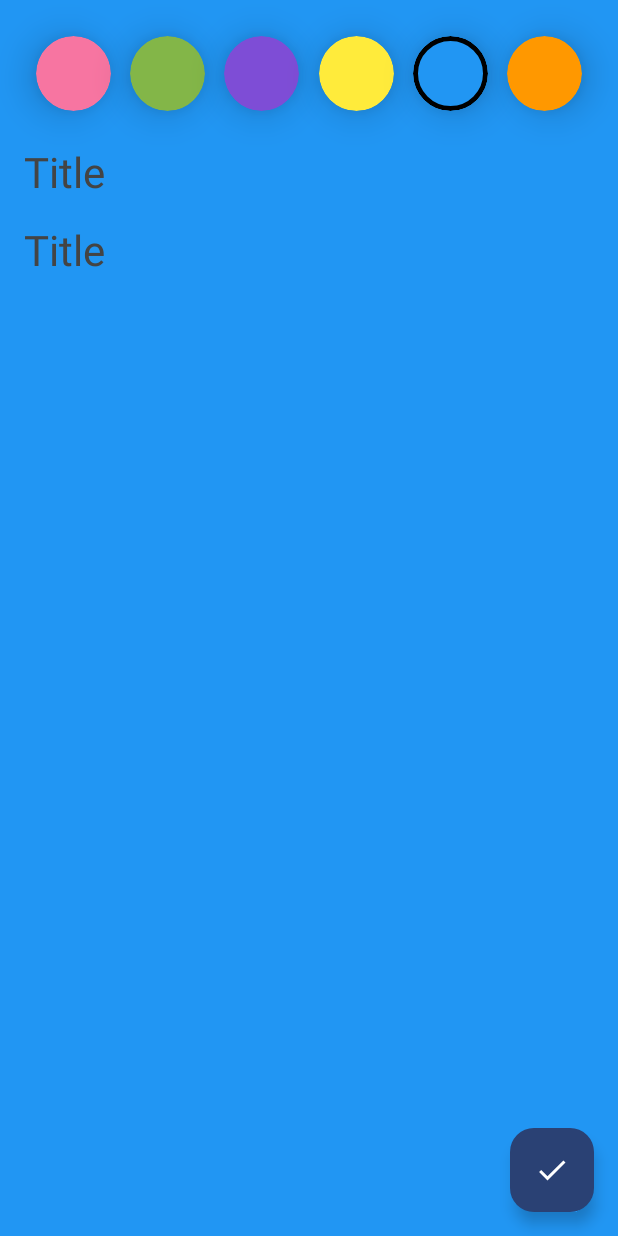
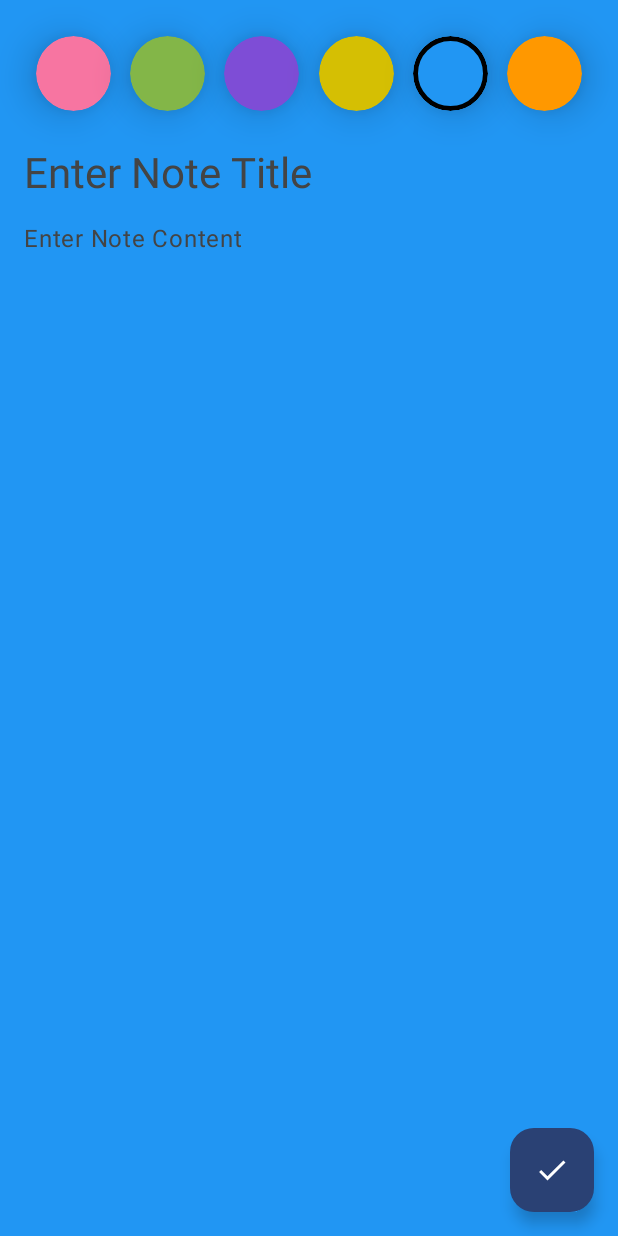
Before and after one commit to balajiprabhu-github/Notes, an Android app built with Jetpack Compose: the screen it shows after launch (MainActivity), after a tap on "Add Note", on a phone screen of 412 x 824 dp. Run offline under Robolectric (Android 15) with nearby library versions, the phone set to English and light mode, and no system bars; our stand-ins replace Dagger/Hilt's generated code, Room's generated code; 1 other tap on this screen came first.

Commit message:
fixing bugs

```diff
--- a/app/src/main/java/com/balajiprabhu/notes/presentation/add_edit_notes/AddEditNoteViewModel.kt
+++ b/app/src/main/java/com/balajiprabhu/notes/presentation/add_edit_notes/AddEditNoteViewModel.kt
@@ -23,12 +23,12 @@ class AddEditNoteViewModel @Inject constructor(
 ) : ViewModel() {
 
     private val _noteTitle = mutableStateOf(NoteTextFieldState(
-        hint = "Title"
+        hint = "Enter Note Title"
     ))
     val noteTitle: State<NoteTextFieldState> = _noteTitle
 
     private val _noteContent = mutableStateOf(NoteTextFieldState(
-        hint = "Content"
+        hint = "Enter Note Content"
     ))
     val noteContent: State<NoteTextFieldState> = _noteContent
 
@@ -79,19 +79,19 @@ class AddEditNoteViewModel @Inject constructor(
             }
 
             is AddEditNoteEvent.EnteredContent -> {
-                _noteContent.value = noteTitle.value.copy(
+                _noteContent.value = noteContent.value.copy(
                     text = event.value
                 )
             }
 
             is AddEditNoteEvent.ChangeContentFocus -> {
-                _noteContent.value = noteTitle.value.copy(
+                _noteContent.value = noteContent.value.copy(
                     isHintVisible = !event.focusState.isFocused && noteContent.value.text.isBlank()
                 )
             }
 
             is AddEditNoteEvent.ChangeColor -> {
-                _noteColor.value = noteColor.value
+                _noteColor.value = event.color
             }
 
             is AddEditNoteEvent.SaveNote -> {
--- a/app/src/main/java/com/balajiprabhu/notes/presentation/add_edit_notes/components/AddEditNoteScreen.kt
+++ b/app/src/main/java/com/balajiprabhu/notes/presentation/add_edit_notes/components/AddEditNoteScreen.kt
@@ -39,6 +39,7 @@ import androidx.compose.ui.draw.shadow
 import androidx.compose.ui.graphics.Color
 import androidx.compose.ui.graphics.toArgb
 import androidx.compose.ui.unit.dp
+import androidx.core.graphics.ColorUtils
 import androidx.hilt.navigation.compose.hiltViewModel
 import androidx.navigation.NavController
 import com.balajiprabhu.notes.domain.model.Note
@@ -174,7 +175,7 @@ fun AddEditNoteScreen(
                     viewModel.onEvent(AddEditNoteEvent.ChangeContentFocus(it))
                 },
                 isHintVisible = contentState.isHintVisible,
-                textStyle = MaterialTheme.typography.headlineMedium,
+                textStyle = MaterialTheme.typography.bodyLarge,
                 modifier = Modifier.fillMaxHeight()
             )
         }
--- a/app/src/main/java/com/balajiprabhu/notes/presentation/notes/NotesScreen.kt
+++ b/app/src/main/java/com/balajiprabhu/notes/presentation/notes/NotesScreen.kt
@@ -106,12 +106,13 @@ fun NotesScreen(
                 OrderSection(
                     modifier = Modifier
                         .fillMaxWidth()
-                        .padding(vertical = 16.dp),
+                        .padding(vertical = 4.dp),
                     noteOrder = state.noteOrder,
                     onOrderChange = {
                         viewModel.onEvent(NotesEvent.Order(it))
                     }
                 )
+            }
 
             Spacer(modifier = Modifier.height(16.dp))
 
@@ -143,7 +144,5 @@ fun NotesScreen(
             }
 
         }
-
     }
 }
-}
--- a/app/src/main/java/com/balajiprabhu/notes/presentation/notes/components/NotesItem.kt
+++ b/app/src/main/java/com/balajiprabhu/notes/presentation/notes/components/NotesItem.kt
@@ -87,10 +87,11 @@ fun NoteItem(
                 maxLines = 10,
                 overflow = TextOverflow.Ellipsis
             )
+        }
 
         IconButton(
             onClick = onDeleteClick,
-                modifier = Modifier.align(Alignment.End)
+            modifier = Modifier.align(Alignment.BottomEnd)
         ) {
             Icon(
                 imageVector = Icons.Default.Delete,
@@ -98,8 +99,6 @@ fun NoteItem(
             )
 
         }
-
-        }
     }
 
 
--- a/app/src/main/java/com/balajiprabhu/notes/presentation/notes/components/OrderSection.kt
+++ b/app/src/main/java/com/balajiprabhu/notes/presentation/notes/components/OrderSection.kt
@@ -42,7 +42,7 @@ fun OrderSection(
             )
         }
 
-        Spacer(modifier = Modifier.height(16.dp))
+        Spacer(modifier = Modifier.height(8.dp))
 
         Row(
             modifier = Modifier.fillMaxWidth()
--- a/app/src/main/java/com/balajiprabhu/notes/ui/theme/Color.kt
+++ b/app/src/main/java/com/balajiprabhu/notes/ui/theme/Color.kt
@@ -13,6 +13,6 @@ val Pink40 = Color(0xFF7D5260)
 val Pink = Color(0xFFF775A1)
 val LightGreen = Color(0xFF83B648)
 val Purple = Color(0xFF7E4DD6)
-val Yellow = Color(0xFFFFEB3B)
+val Yellow = Color(0xFFD5BF03)
 val Blue = Color(0xFF2196F3)
 val Orange = Color(0xFFFF9800)
```
Also changed, not shown: app/build.gradle (+12 -6 lines), build.gradle (+20 -0 lines). Lines whose indentation alone changed are shown as unchanged.
